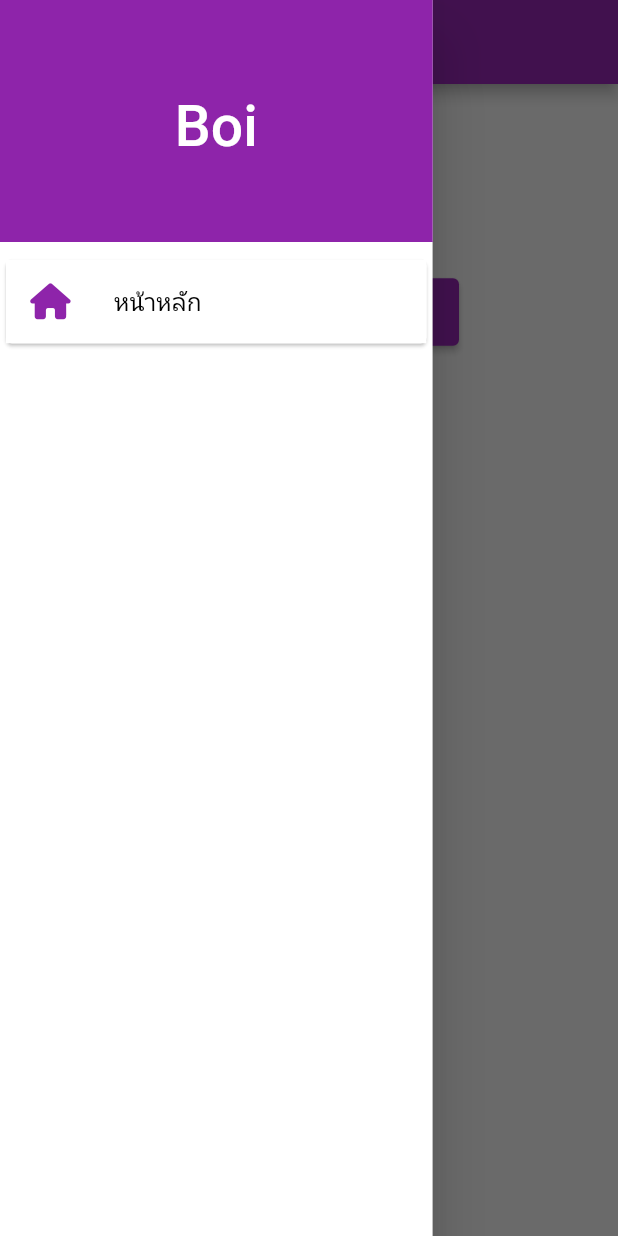
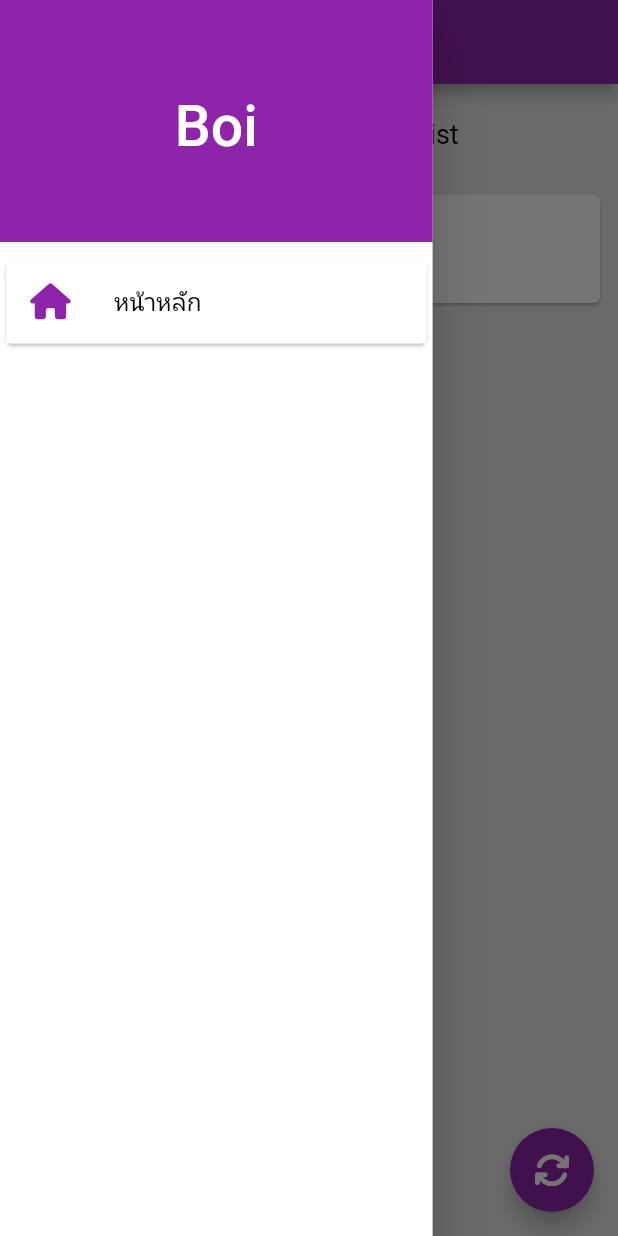
Before and after one commit to s0ngkran/flutter_boi, a Flutter app: the screen it shows after launch, with the side drawer open, on a phone screen of 412 x 824 dp. Run offline on Flutter 3.47's test engine with Material 2 defaults, Android fonts, the phone set to English and light mode, and no system bars; our stand-ins replace cached_network_image, convex_bottom_bar, firebase_auth, firebase_core, font_awesome_flutter, freezed_annotation and 6 more; accounts and stored records are empty.

```diff
--- a/lib/api/response_model/board_res/datum.dart
+++ b/lib/api/response_model/board_res/datum.dart
@@ -3,6 +3,7 @@ import 'dart:convert';
 class Datum {
   int? id;
   String? title;
+  String? description;
   int? sortingIndex;
   bool? isActive;
   bool? isChecked;
@@ -13,11 +14,13 @@ class Datum {
     this.sortingIndex,
     this.isActive,
     this.isChecked,
+    this.description,
   });
 
   factory Datum.fromMap(Map<String, Object?> data) => Datum(
         id: data['id'] as int?,
         title: data['title'] as String?,
+        description: data['description'] as String?,
         sortingIndex: data['sorting_index'] as int?,
         isActive: data['is_active'] as bool?,
         isChecked: data['is_checked'] as bool?,
@@ -26,6 +29,7 @@ class Datum {
   Map<String, Object?> toMap() => {
         'id': id,
         'title': title,
+        'description': description,
         'sorting_index': sortingIndex,
         'is_active': isActive,
         'is_checked': isChecked,
--- a/lib/app_config/app_const.dart
+++ b/lib/app_config/app_const.dart
@@ -3,7 +3,8 @@ class AppConst {
   // static const baseUrl = 'http://localhost:8000/api/v1/qr';
   static const baseUrlUser = 'http://192.168.1.4:8000/api/v1/user';
   // static const baseUrl = 'http://192.168.1.4:8000/api/v1/qr';
-  static const baseUrl = 'http://localhost:8000/my-temp';
+  // static const baseUrl = 'http://localhost:8000/my-temp';
+  static const baseUrl = 'http://139.59.127.124/vr/';
   static const name = 'Boi';
 
   static const digitalOceanRegion = 'fra1';
--- a/lib/modules/home/home_ctl.dart
+++ b/lib/modules/home/home_ctl.dart
@@ -30,6 +30,8 @@ class HomeCtl extends MyCtl {
     //   app.googleUser = account.obs;
     // });
     // app.googleSignIn.signInSilently();
+    // await 0.5.delay();
+    getBoards();
   }
 
   // @override
--- a/lib/modules/home/home_scr.dart
+++ b/lib/modules/home/home_scr.dart
@@ -13,14 +13,27 @@ class HomeScr extends TemplateHomeScr {
   List<Widget> content(context) {
     // GoogleSignInAccount? user = app.googleUser?.value;
     return [
-      const Text('from home scr'),
+      // if ((ctl.boards.value?.data ?? []).isEmpty) const Padding(
+      //   padding: EdgeInsets.all(32),
+      //   child: CircularProgressIndicator.adaptive(),
+      // ),
       for (final Datum board in ctl.boards.value?.data ?? [])
-        Card(
+        Dismissible(
+          key: Key('board id ${board.id}'),
+          onDismissed: (dir) async {
+            await ctl.updateBoard(board.id ?? 1, isActive: false);
+            await ctl.getBoards();
+          },
+          child: Padding(
+            padding:const EdgeInsets.symmetric(horizontal: 8.0,),
+            child: Card(
               // color: board.isActive ?? false ? CC.primaryLight : CC.primaryLight,
               child: CheckboxListTile(
-            title: Text(
-              '${board.title}',
+                title: C.textP(
+                  // ignore: unnecessary_string_interpolations
+                  '${board.title ?? 'ไม่มีชื่อ'}',
                 ),
+                subtitle: C.textPP('${board.description ?? ''}'),
                 onChanged: (bool? value) async {
                   await ctl.updateBoard(board.id ?? 1, isChecked: value!);
                   await ctl.getBoards();
@@ -28,17 +41,35 @@ class HomeScr extends TemplateHomeScr {
                 value: board.isChecked,
               ),
             ),
-      C.buttonAdd(
-        () {
+          ),
+        ),
+      Padding(
+            padding:const EdgeInsets.symmetric(horizontal: 8.0,),
+        child: Card(
+          // color: board.isActive ?? false ? CC.primaryLight : CC.primaryLight,
+          child: ListTile(
+            title: C.textP(
+              'เพิ่ม...',
+              textColor: CC.grey6,
+            ),
+                subtitle: C.textPP(''),
+            onTap: () {
               dialogCreateBoard();
             },
           ),
-      C.button(
-        'get',
-        () async {
-          await ctl.getBoards();
-        },
         ),
+      ),
+      // C.buttonAdd(
+      //   () {
+      //     dialogCreateBoard();
+      //   },
+      // ),
+      // C.button(
+      //   'get',
+      //   () async {
+      //     await ctl.getBoards();
+      //   },
+      // ),
     ];
   }
 }
--- a/lib/modules/home/template_home_scr.dart
+++ b/lib/modules/home/template_home_scr.dart
@@ -1,4 +1,5 @@
 import 'package:flutter/material.dart';
+import 'package:font_awesome_flutter/font_awesome_flutter.dart';
 import 'package:get/get.dart';
 import '../../app_service.dart';
 import '../../shared/constants/colors.dart';
@@ -32,20 +33,22 @@ class TemplateHomeScr extends View<HomeCtl> {
       ),
       // bottomNavigationBar: BottomNav(),
       drawer: MyDrawer(),
+      floatingActionButton: FloatingActionButton(
+        foregroundColor: CC.onPrimary,
+        child: const Icon(FontAwesomeIcons.arrowsRotate),
+        onPressed: () async {
+          await ctl.getBoards();
+        },
+      ),
       body: SizedBox.expand(
-        child: RefreshIndicator(
-          onRefresh: () async {
-            ctl.getBoards();
-          },
         child: SingleChildScrollView(
           child: Column(
             children: <Widget>[
               C.rowH(),
-                C.textH6('Welcome to my boi'),
+              C.textH6('Welcome to my checklist'),
               C.rowH(),
               ...content(context),
             ],
-            ),
           ),
         ),
       ),
```
Also changed, not shown: lib/modules/home/dialog/create_board_dialog.dart (+4 -3 lines). Lines whose indentation alone changed are shown as unchanged.
